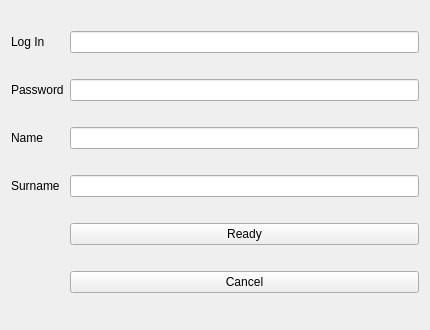
Before: the Qt Designer form src/interface/register.ui in OgurtsovAndrei/Messenger-project, drawn with Qt 5.
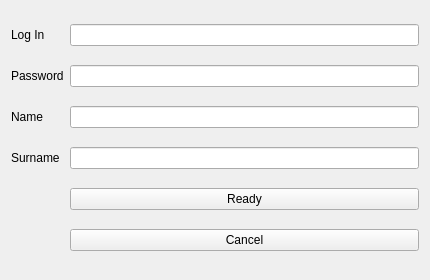
After: the same form once the commit is applied.

Diff of the .ui file:
```diff
--- a/src/interface/register.ui
+++ b/src/interface/register.ui
@@ -7,9 +7,15 @@
     <x>0</x>
     <y>0</y>
     <width>430</width>
-    <height>330</height>
+    <height>280</height>
    </rect>
   </property>
+  <property name="minimumSize">
+   <size>
+    <width>250</width>
+    <height>0</height>
+   </size>
+  </property>
   <property name="windowTitle">
    <string>Form</string>
   </property>
```
